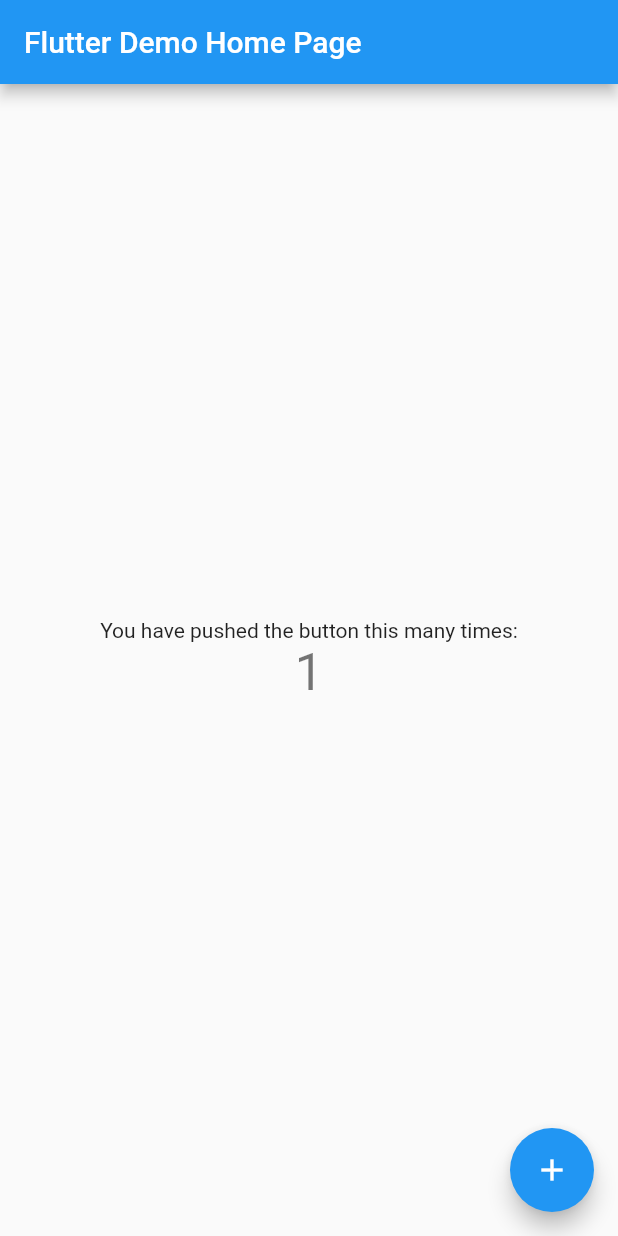
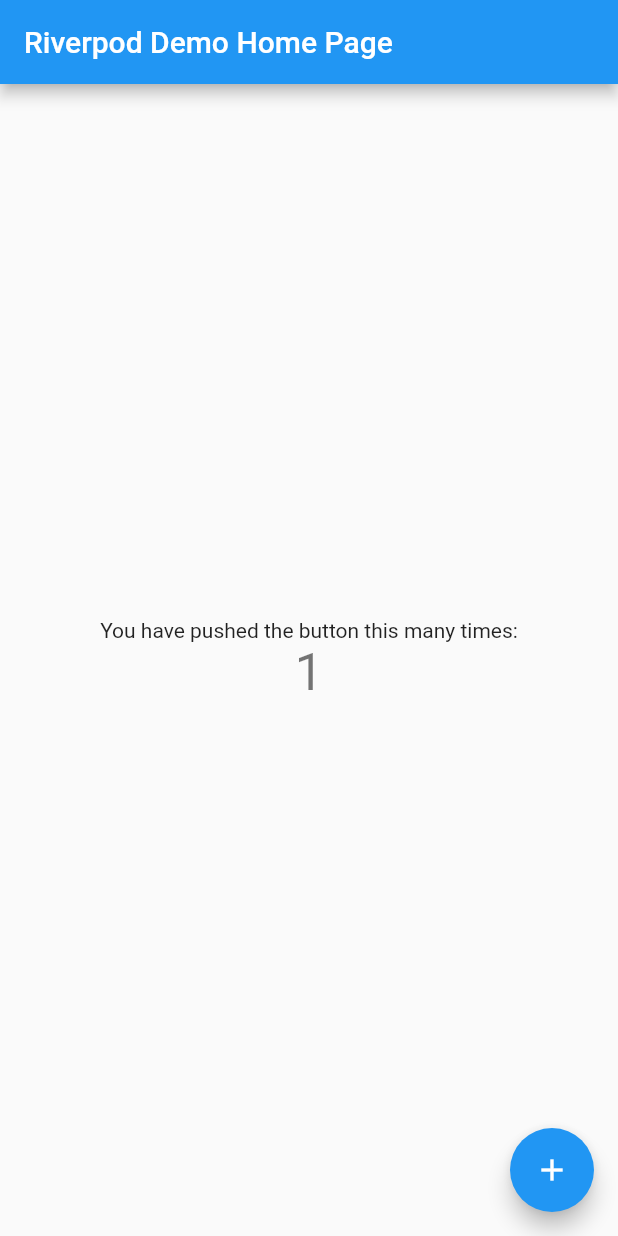
Before and after one commit to misaki-kawaguchi/Riverpod_countup, a Flutter app: the screen it shows after launch, after a tap on the "add" icon, on a phone screen of 412 x 824 dp. Run offline on Flutter 3.47's test engine with Material 2 defaults, Android fonts, the phone set to English and light mode, and no system bars; our stand-ins replace flutter_riverpod.

Commit message:
セクション1：Riverpodの基本 (#1)
* 4.インストール

* 6.MyAppをProviderScopeで囲む

* 7.Riverpodを使用するための準備

* 8.タイトル用のProviderの作成

* 9.メッセージ用のProviderの作成

* 10.StateProviderの作成

* 13.全てConsumerに書き換える

* 14.なぜreadを使うか

* 15.ConsumerStateWidget

```diff
--- a/lib/main.dart
+++ b/lib/main.dart
@@ -1,115 +1,68 @@
 import 'package:flutter/material.dart';
+import 'package:flutter_riverpod/flutter_riverpod.dart';
+import 'package:riverpod_countup/provider.dart';
 
 void main() {
-  runApp(const MyApp());
+  runApp(
+    // riverpodのライブラリで使っているproviderを扱えるようになる
+    const ProviderScope(
+      child: MyApp(),
+    ),
+  );
 }
 
 class MyApp extends StatelessWidget {
   const MyApp({Key? key}) : super(key: key);
 
-  // This widget is the root of your application.
   @override
   Widget build(BuildContext context) {
     return MaterialApp(
       title: 'Flutter Demo',
       theme: ThemeData(
-        // This is the theme of your application.
-        //
-        // Try running your application with "flutter run". You'll see the
-        // application has a blue toolbar. Then, without quitting the app, try
-        // changing the primarySwatch below to Colors.green and then invoke
-        // "hot reload" (press "r" in the console where you ran "flutter run",
-        // or simply save your changes to "hot reload" in a Flutter IDE).
-        // Notice that the counter didn't reset back to zero; the application
-        // is not restarted.
         primarySwatch: Colors.blue,
       ),
-      home: const MyHomePage(title: 'Flutter Demo Home Page'),
+      home: MyHomePage(),
     );
   }
 }
 
-class MyHomePage extends StatefulWidget {
-  const MyHomePage({Key? key, required this.title}) : super(key: key);
-
-  // This widget is the home page of your application. It is stateful, meaning
-  // that it has a State object (defined below) that contains fields that affect
-  // how it looks.
-
-  // This class is the configuration for the state. It holds the values (in this
-  // case the title) provided by the parent (in this case the App widget) and
-  // used by the build method of the State. Fields in a Widget subclass are
-  // always marked "final".
-
-  final String title;
+class MyHomePage extends ConsumerStatefulWidget {
+  MyHomePage({Key? key}) : super(key: key);
 
   @override
-  State<MyHomePage> createState() => _MyHomePageState();
+  ConsumerState<MyHomePage> createState() => _MyHomePageState();
 }
 
-class _MyHomePageState extends State<MyHomePage> {
-  int _counter = 0;
-
-  void _incrementCounter() {
-    setState(() {
-      // This call to setState tells the Flutter framework that something has
-      // changed in this State, which causes it to rerun the build method below
-      // so that the display can reflect the updated values. If we changed
-      // _counter without calling setState(), then the build method would not be
-      // called again, and so nothing would appear to happen.
-      _counter++;
-    });
-  }
-
+class _MyHomePageState extends ConsumerState<MyHomePage> {
   @override
+  // Riverpodのproviderにアクセスできる
   Widget build(BuildContext context) {
-    // This method is rerun every time setState is called, for instance as done
-    // by the _incrementCounter method above.
-    //
-    // The Flutter framework has been optimized to make rerunning build methods
-    // fast, so that you can just rebuild anything that needs updating rather
-    // than having to individually change instances of widgets.
     return Scaffold(
       appBar: AppBar(
-        // Here we take the value from the MyHomePage object that was created by
-        // the App.build method, and use it to set our appbar title.
-        title: Text(widget.title),
+        title: Text(
+          ref.watch(titleProvider),
+        ),
       ),
       body: Center(
-        // Center is a layout widget. It takes a single child and positions it
-        // in the middle of the parent.
         child: Column(
-          // Column is also a layout widget. It takes a list of children and
-          // arranges them vertically. By default, it sizes itself to fit its
-          // children horizontally, and tries to be as tall as its parent.
-          //
-          // Invoke "debug painting" (press "p" in the console, choose the
-          // "Toggle Debug Paint" action from the Flutter Inspector in Android
-          // Studio, or the "Toggle Debug Paint" command in Visual Studio Code)
-          // to see the wireframe for each widget.
-          //
-          // Column has various properties to control how it sizes itself and
-          // how it positions its children. Here we use mainAxisAlignment to
-          // center the children vertically; the main axis here is the vertical
-          // axis because Columns are vertical (the cross axis would be
-          // horizontal).
           mainAxisAlignment: MainAxisAlignment.center,
           children: <Widget>[
-            const Text(
-              'You have pushed the button this many times:',
+            Text(
+              ref.watch(messageProvider),
             ),
             Text(
-              '$_counter',
+              ref.watch(countProvider).toString(),
               style: Theme.of(context).textTheme.headline4,
             ),
           ],
         ),
       ),
       floatingActionButton: FloatingActionButton(
-        onPressed: _incrementCounter,
+        // read：再構築されないようになる
+        onPressed: () => ref.read(countProvider.state).state++,
         tooltip: 'Increment',
         child: const Icon(Icons.add),
-      ), // This trailing comma makes auto-formatting nicer for build methods.
+      ),
     );
   }
 }
--- /dev/null
+++ b/lib/provider.dart
@@ -0,0 +1,12 @@
+import 'package:flutter_riverpod/flutter_riverpod.dart';
+
+// refを通じてriverpodを通信する
+final titleProvider = Provider<String>((ref) {
+  return  'Riverpod Demo Home Page';
+});
+
+final messageProvider = Provider<String>((ref) {
+  return 'You have pushed the button this many times:';
+});
+
+final countProvider = StateProvider<int>((ref) => 0);
--- a/pubspec.yaml
+++ b/pubspec.yaml
@@ -34,6 +34,7 @@ dependencies:
   # The following adds the Cupertino Icons font to your application.
   # Use with the CupertinoIcons class for iOS style icons.
   cupertino_icons: ^1.0.2
+  flutter_riverpod: ^1.0.3
 
 dev_dependencies:
   flutter_test:
```
Also changed, not shown: pubspec.lock.
